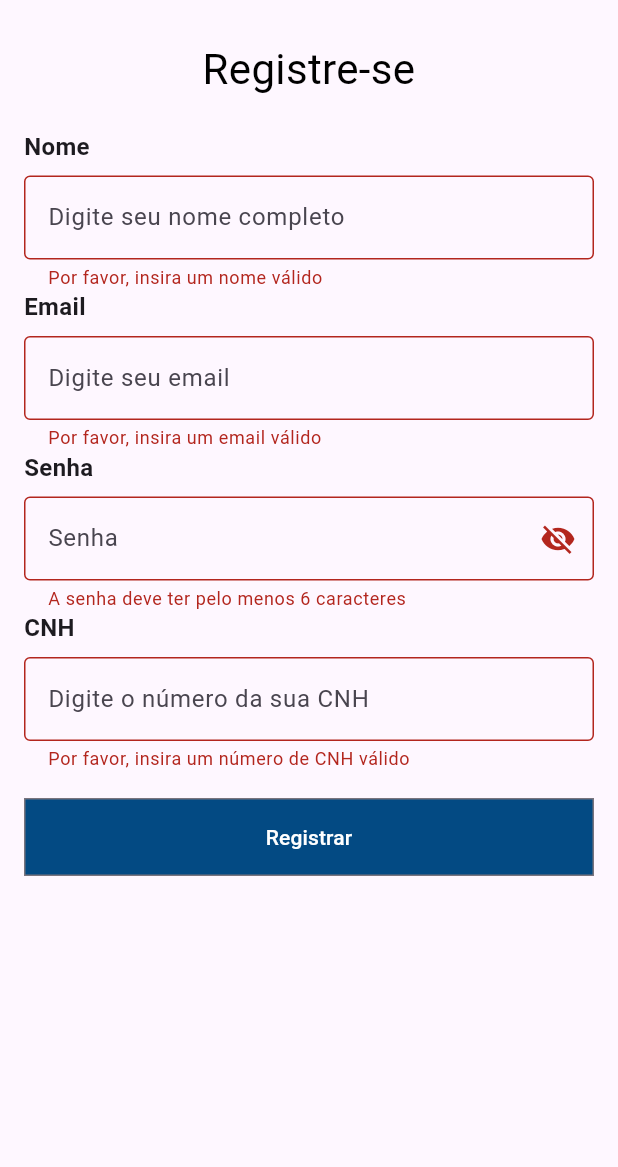
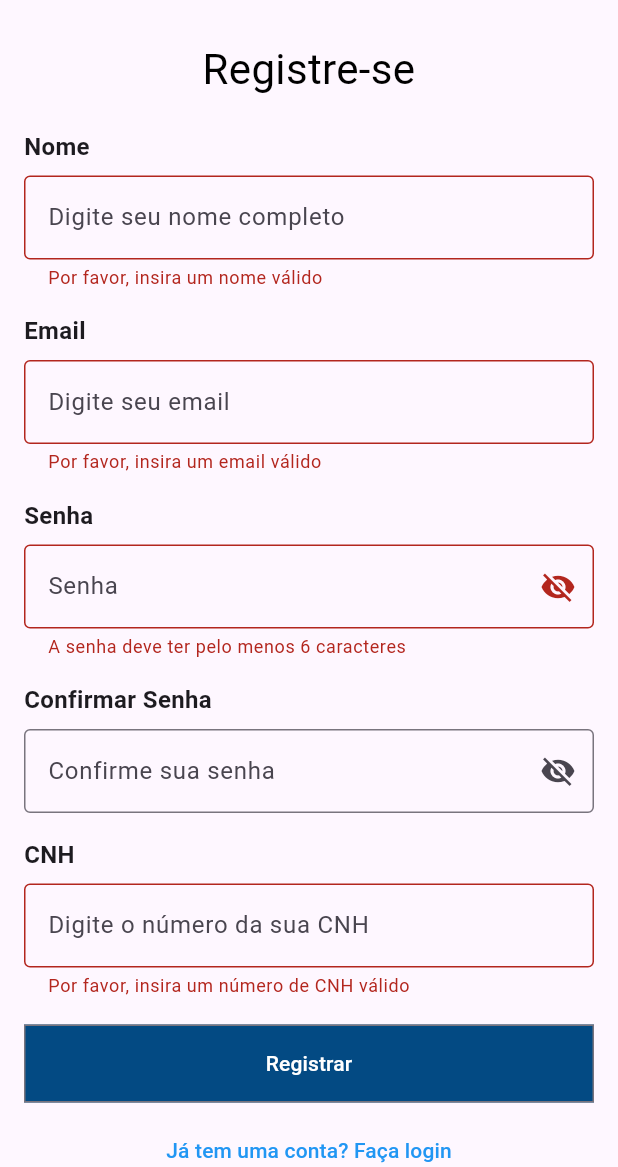
Before and after one commit to jaovy05/LevExpress, a Flutter app: the screen it shows after launch, after a tap on "Entrar", after a tap on "Criar conta", after a tap on "Registrar", on a phone screen of 412 x 824 dp, the part 69-1236 px from its top. Run offline on Flutter 3.47's test engine with Material 3 defaults, Android fonts, the phone set to English and light mode, and no system bars.

Commit message:
Adicionado campo para confirmar senha, deixei a mensagem de erro mais bonitinha

```diff
--- a/levexpress/lib/Components/AppBackend/login_form.dart
+++ b/levexpress/lib/Components/AppBackend/login_form.dart
@@ -12,18 +12,22 @@ class LoginForm extends StatefulWidget {
 
 class LoginFormState extends State<LoginForm> {
   final _formKey = GlobalKey<FormState>();
-  String _email = '';
-  String _password = '';
-  // ignore: unused_field
+  final _emailController = TextEditingController();
+  final _passwordController = TextEditingController();
+
   bool _loading = false;
-  // ignore: unused_field
   String? _error;
   bool _obscureText = true;
 
+  @override
+  void dispose() {
+    _emailController.dispose();
+    _passwordController.dispose();
+    super.dispose();
+  }
+
   Future<void> _login() async {
     if (_formKey.currentState!.validate()) {
-      _formKey.currentState!.save();
-      final emailNormalizado = _email.trim().toLowerCase();
       setState(() {
         _loading = true;
         _error = null;
@@ -31,68 +35,87 @@ class LoginFormState extends State<LoginForm> {
 
       try {
         final response = await http.post(
-          // Uri.parse('http://192.168.0.105:5000/login'),//uso local
-          Uri.parse('$apiBaseUrl/login'), // uso ngrok/config
+          Uri.parse('$apiBaseUrl/login'),
           headers: {'Content-Type': 'application/json'},
-          body: json.encode({'email': emailNormalizado, 'senha': _password}),
+          body: json.encode({
+            'email': _emailController.text.trim().toLowerCase(),
+            'senha': _passwordController.text
+          }),
         );
+
         if (response.statusCode == 200) {
           if (!mounted) return;
           Navigator.pushReplacementNamed(context, '/home');
         } else {
-          final data = json.decode(response.body);
+          final errorData = json.decode(response.body);
+          String errorMessage = 'Email ou senha incorretos';
+
+          if (response.statusCode == 400 || response.statusCode == 401) {
+            if (errorData['message']?.contains('bloqueado') ?? false) {
+              errorMessage = 'Conta bloqueada. Entre em contato com o suporte.';
+            } else if (errorData['message']?.contains('inativo') ?? false) {
+              errorMessage = 'Conta inativa. Entre em contato com o suporte.';
+            } else if (errorData['message']?.contains('senha') ?? false) {
+              errorMessage = 'Senha incorreta. Por favor, tente novamente.';
+            } else if (errorData['message']?.contains('email') ?? false) {
+              errorMessage = 'Email não cadastrado. Verifique ou crie uma conta.';
+            }
+          }
+
           setState(() {
-            _error = data['error'] ?? 'Email ou senha incorretos.';
+            _error = errorMessage;
           });
+
+          if (mounted) {
+            ScaffoldMessenger.of(context).showSnackBar(
+              SnackBar(
+                content: Text(errorMessage),
+                backgroundColor: Colors.red,
+                duration: const Duration(seconds: 4),
+              ),
+            );
+          }
         }
       } catch (e) {
         setState(() {
-          _error = 'Erro ao conectar com o servidor.';
+          _error = 'Erro ao conectar com o servidor';
         });
+
+        if (mounted) {
+          ScaffoldMessenger.of(context).showSnackBar(
+            SnackBar(
+              content: Text('Erro ao conectar com o servidor'),
+              backgroundColor: Colors.red,
+              duration: const Duration(seconds: 4),
+            ),
+          );
+        }
       } finally {
+        if (mounted) {
           setState(() {
             _loading = false;
           });
         }
       }
     }
+  }
 
-  void _cadastro() {
+  void _navigateToRegister() {
     Navigator.pushReplacementNamed(context, '/register');
   }
 
-  // TO DO
-  void _toBeDone() {
-    Navigator.pushReplacementNamed(context, '/passwordReset');
-  }
-
-  @override
-  Widget build(BuildContext context) {
-    return Padding(
-      padding: const EdgeInsets.all(16.0),
-      child: Form(
-        key: _formKey,
-        child: Column(
-            mainAxisAlignment: MainAxisAlignment.center,
-            children: [
-            Text(
-              'Entrar',
-              style: TextStyle(
-              fontSize: 28,
-              color: const Color.fromARGB(255, 0, 0, 0),
-              ),
-              textAlign: TextAlign.center,
-            ),
-            Column(
+  Widget _buildEmailField() {
+    return Column(
       crossAxisAlignment: CrossAxisAlignment.start,
       children: [
-              Text(
+        const Text(
           'Email',
           style: TextStyle(fontSize: 16, fontWeight: FontWeight.bold),
         ),
-              SizedBox(height: 8),
+        const SizedBox(height: 8),
         TextFormField(
-              decoration: InputDecoration(
+          controller: _emailController,
+          decoration: const InputDecoration(
             border: OutlineInputBorder(),
             hintText: 'Digite seu email',
           ),
@@ -102,24 +125,25 @@ class LoginFormState extends State<LoginForm> {
             }
             return null;
           },
-              onSaved: (value) => _email = value!,
         ),
       ],
-            ),
-            Padding(
-              padding: const EdgeInsets.only(top: 10.0),
-              child: Column(
+    );
+  }
+
+  Widget _buildPasswordField() {
+    return Column(
       crossAxisAlignment: CrossAxisAlignment.start,
       children: [
-              Text(
+        const Text(
           'Senha',
           style: TextStyle(fontSize: 16, fontWeight: FontWeight.bold),
         ),
-              SizedBox(height: 8),
+        const SizedBox(height: 8),
         TextFormField(
+          controller: _passwordController,
           decoration: InputDecoration(
-                border: OutlineInputBorder(),
-                hintText: 'Senha',
+            border: const OutlineInputBorder(),
+            hintText: 'Digite sua senha',
             suffixIcon: IconButton(
               icon: Icon(
                 _obscureText ? Icons.visibility_off : Icons.visibility,
@@ -133,67 +157,101 @@ class LoginFormState extends State<LoginForm> {
           ),
           obscureText: _obscureText,
           validator: (value) {
-                if (value == null || value.isEmpty || value.length < 6) {
-                return 'A senha deve ter pelo menos 6 caracteres';
+            if (value == null || value.isEmpty) {
+              return 'Por favor, insira sua senha';
             }
             return null;
           },
-              onSaved: (value) => _password = value!,
         ),
-              SizedBox(height: 8),
+      ],
+    );
+  }
+
+  Widget _buildLoginButton() {
+    return OutlinedButton(
+      onPressed: _loading ? null : _login,
+      style: OutlinedButton.styleFrom(
+        padding: const EdgeInsets.symmetric(vertical: 16),
+        backgroundColor: const Color.fromARGB(255, 3, 74, 131),
+        minimumSize: const Size.fromHeight(50),
+        shape: RoundedRectangleBorder(borderRadius: BorderRadius.zero),
+      ),
+      child: _loading
+          ? const SizedBox(
+              width: 20,
+              height: 20,
+              child: CircularProgressIndicator(
+                color: Colors.white,
+                strokeWidth: 2,
+              ),
+            )
+          : const Text(
+              'Entrar',
+              style: TextStyle(color: Colors.white),
+            ),
+    );
+  }
+
+  Widget _buildRegisterLink() {
+    return Center(
+      child: Row(
+        mainAxisSize: MainAxisSize.min,
+        children: [
+          const Text(
+            'Não tem conta ainda?',
+            style: TextStyle(color: Colors.black),
+          ),
           TextButton(
-              onPressed: _toBeDone,
-              child: Align(
-                alignment: Alignment.centerRight,
-                child: Text(
-                'Esqueci minha senha',
-                style: TextStyle(color: const Color.fromARGB(255, 3, 74, 131)),
-                ),
+            onPressed: _navigateToRegister,
+            child: const Text(
+              'Criar conta',
+              style: TextStyle(color: Color.fromARGB(255, 3, 74, 131)),
             ),
           ),
         ],
       ),
+    );
+  }
+
+  @override
+  Widget build(BuildContext context) {
+    return Padding(
+      padding: const EdgeInsets.all(16.0),
+      child: Form(
+        key: _formKey,
+        child: SingleChildScrollView(
+          child: Column(
+            mainAxisAlignment: MainAxisAlignment.center,
+            children: [
+              const Text(
+                'Entrar',
+                style: TextStyle(
+                  fontSize: 28,
+                  color: Colors.black,
                 ),
-            OutlinedButton(
-              onPressed: _login,
-              style: OutlinedButton.styleFrom(
-              padding: const EdgeInsets.symmetric(vertical: 16),
-              backgroundColor: const Color.fromARGB(255, 3, 74, 131),
-              minimumSize: const Size.fromHeight(50), // Faz o botão ocupar toda a largura disponível
-              shape: RoundedRectangleBorder(borderRadius: BorderRadius.zero)
+                textAlign: TextAlign.center,
               ),
-              child: Text('Entrar', style: TextStyle(color: Colors.white)),
-            ),
-            Center(
-              child: Row(
-              mainAxisSize: MainAxisSize.min,
-              children: [
-                Text(
-                'Não tem conta ainda ?',
-                style: TextStyle(color: Colors.black),
-                ),
-                TextButton(
-                onPressed: _cadastro,
-                child: Text(
-                  'Criar conta',
-                  style: TextStyle(color: const Color.fromARGB(255, 3, 74, 131)),
-                ),
-                ),
-              ],
-              ),
-            ),
+              const SizedBox(height: 20),
+              _buildEmailField(),
+              const SizedBox(height: 16),
+              _buildPasswordField(),
+              const SizedBox(height: 18),
+              _buildLoginButton(),
+              const SizedBox(height: 16),
+              _buildRegisterLink(),
               if (_error != null)
                 Padding(
                   padding: const EdgeInsets.only(top: 16.0),
                   child: Text(
                     _error!,
-                  style: TextStyle(color: Colors.red, fontSize: 16),
+                    style: const TextStyle(color: Colors.red, fontSize: 16),
                     textAlign: TextAlign.center,
                   ),
                 ),
             ],
           ),
         ),
+      ),
     );
   }
 }
--- a/levexpress/lib/Components/AppBackend/register_form.dart
+++ b/levexpress/lib/Components/AppBackend/register_form.dart
@@ -1,4 +1,5 @@
 import 'package:flutter/material.dart';
+import 'package:flutter/services.dart';
 import 'package:http/http.dart' as http;
 import 'dart:convert';
 import 'api_config.dart';
@@ -7,26 +8,49 @@ class RegisterForm extends StatefulWidget {
   const RegisterForm({super.key});
 
   @override
-  // ignore: library_private_types_in_public_api
-  _RegisterFormState createState() => _RegisterFormState();
+  RegisterFormState createState() => RegisterFormState();
 }
 
-class _RegisterFormState extends State<RegisterForm> {
+class RegisterFormState extends State<RegisterForm> {
   final _formKey = GlobalKey<FormState>();
-  String _name = '';
-  String _email = '';
-  String _password = '';
-  String _cnh = '';
-  // ignore: unused_field
+  final _nameController = TextEditingController();
+  final _emailController = TextEditingController();
+  final _passwordController = TextEditingController();
+  final _confirmPasswordController = TextEditingController();
+  final _cnhController = TextEditingController();
+
   bool _loading = false;
-  // ignore: unused_field
   String? _error;
   bool _obscureText = true;
+  bool _obscureConfirmText = true;
 
-  Future<void> _login() async {
+  // Constantes para strings
+  static const _registerTitle = 'Registre-se';
+  static const _nameLabel = 'Nome';
+  static const _nameHint = 'Digite seu nome completo';
+  static const _emailLabel = 'Email';
+  static const _emailHint = 'Digite seu email';
+  static const _passwordLabel = 'Senha';
+  static const _passwordHint = 'Senha';
+  static const _confirmPasswordLabel = 'Confirmar Senha';
+  static const _confirmPasswordHint = 'Confirme sua senha';
+  static const _cnhLabel = 'CNH';
+  static const _cnhHint = 'Digite o número da sua CNH';
+  static const _registerButton = 'Registrar';
+  static const _loginText = 'Já tem uma conta? Faça login';
+
+  @override
+  void dispose() {
+    _nameController.dispose();
+    _emailController.dispose();
+    _passwordController.dispose();
+    _confirmPasswordController.dispose();
+    _cnhController.dispose();
+    super.dispose();
+  }
+
+  Future<void> _register() async {
   if (_formKey.currentState!.validate()) {
-      _formKey.currentState!.save();
-      final emailNormalizado = _email.trim().toLowerCase();
     setState(() {
       _loading = true;
       _error = null;
@@ -34,130 +58,168 @@ class _RegisterFormState extends State<RegisterForm> {
 
     try {
       final response = await http.post(
-          // Uri.parse('http://192.168.0.105:5000/entregadores'),//uso local
-          Uri.parse('$apiBaseUrl/entregadores'), // uso ngrok/config
+        Uri.parse('$apiBaseUrl/entregadores'),
         headers: {'Content-Type': 'application/json'},
-          body: json.encode({'nome': _name, 'email': emailNormalizado, 'senha': _password, 'cnh': _cnh}),
+        body: json.encode({
+          'nome': _nameController.text.trim(),
+          'email': _emailController.text.trim().toLowerCase(),
+          'senha': _passwordController.text,
+          'cnh': _cnhController.text
+        }),
       );
+
       if (response.statusCode == 201) {
         if (!mounted) return;
-            showDialog(
-              context: context,
-              barrierDismissible: false,
-              builder: (context) => Center(
-                child: Container(
-                  padding: EdgeInsets.symmetric(horizontal: 24, vertical: 16),
-                  decoration: BoxDecoration(
-              color: Colors.green,
-              borderRadius: BorderRadius.circular(12),
-                  ),
-                  child: Text(
-              'Registro realizado com sucesso!',
-              style: TextStyle(color: Colors.white, fontSize: 18),
-              textAlign: TextAlign.center,
-                  ),
-                ),
+        _showSuccessDialog();
+      } else {
+        final errorData = json.decode(response.body);
+        String errorMessage = 'Erro ao realizar o registro';
+
+        // Tratamento específico para CNH duplicada
+        if (response.statusCode == 400 || response.statusCode == 409) {
+          if (errorData['message']?.contains('CNH') ?? false) {
+            errorMessage = 'CNH já cadastrada. Por favor, verifique o número ou recupere sua conta.';
+          } else if (errorData['message']?.contains('email') ?? false) {
+            errorMessage = 'Email já cadastrado. Por favor, use outro email ou faça login.';
+          }
+        }
+
+        setState(() {
+          _error = errorMessage;
+        });
+
+        // Mostra um SnackBar com a mensagem de erro
+        if (mounted) {
+          ScaffoldMessenger.of(context).showSnackBar(
+            SnackBar(
+              content: Text(errorMessage),
+              backgroundColor: Colors.red,
+              duration: const Duration(seconds: 4),
             ),
           );
-            await Future.delayed(Duration(seconds: 2));
-          _loginCadastro();
-        } else {
-          setState(() {
-            _error = 'Dados incorretos.';
-          });
+        }
       }
     } catch (e) {
+      String errorMessage = 'Erro ao conectar com o servidor';
+
       setState(() {
-          _error = 'Erro ao conectar com o servidor.';
+        _error = errorMessage;
       });
+
+      if (mounted) {
+        ScaffoldMessenger.of(context).showSnackBar(
+          SnackBar(
+            content: Text(errorMessage),
+            backgroundColor: Colors.red,
+            duration: const Duration(seconds: 4),
+          ),
+        );
+      }
     } finally {
+      if (mounted) {
         setState(() {
           _loading = false;
         });
       }
     }
   }
+}
 
-  void _loginCadastro() {
+  void _showSuccessDialog() {
+    showDialog(
+      context: context,
+      barrierDismissible: false,
+      builder: (context) => AlertDialog(
+        title: const Text('Sucesso'),
+        content: const Text('Registro realizado com sucesso!'),
+        actions: [
+          TextButton(
+            onPressed: () {
+              Navigator.of(context).pop();
+              _navigateToLogin();
+            },
+            child: const Text('OK'),
+          ),
+        ],
+      ),
+    );
+  }
+
+  void _navigateToLogin() {
     Navigator.pushReplacementNamed(context, '/login');
   }
 
-  @override
-  Widget build(BuildContext context) {
-    return Padding(
-      padding: const EdgeInsets.all(16.0),
-      child: Form(
-        key: _formKey,
-        child: Column(
-            mainAxisAlignment: MainAxisAlignment.center,
-            children: [
-            Text(
-              'Registre-se',
-              style: TextStyle(
-              fontSize: 28,
-              color: const Color.fromARGB(255, 0, 0, 0),
-              ),
-              textAlign: TextAlign.center,
-            ),
-                      const SizedBox(height: 20),
-            Column(
+  Widget _buildNameField() {
+    return Column(
       crossAxisAlignment: CrossAxisAlignment.start,
       children: [
         Text(
-              'Nome',
-              style: TextStyle(fontSize: 16, fontWeight: FontWeight.bold),
+          _nameLabel,
+          style: const TextStyle(fontSize: 16, fontWeight: FontWeight.bold),
         ),
-              SizedBox(height: 8),
+        const SizedBox(height: 8),
         TextFormField(
-              decoration: InputDecoration(
+          controller: _nameController,
+          decoration: const InputDecoration(
             border: OutlineInputBorder(),
-                hintText: 'Digite seu nome completo',
+            hintText: _nameHint,
           ),
+          textCapitalization: TextCapitalization.words,
           validator: (value) {
             if (value == null || value.isEmpty) {
               return 'Por favor, insira um nome válido';
             }
             return null;
           },
-              onSaved: (value) => _name = value!,
         ),
       ],
-            ),
-            Column(
+    );
+  }
+
+  Widget _buildEmailField() {
+    return Column(
       crossAxisAlignment: CrossAxisAlignment.start,
       children: [
         Text(
-              'Email',
-              style: TextStyle(fontSize: 16, fontWeight: FontWeight.bold),
+          _emailLabel,
+          style: const TextStyle(fontSize: 16, fontWeight: FontWeight.bold),
         ),
-              SizedBox(height: 8),
+        const SizedBox(height: 8),
         TextFormField(
-              decoration: InputDecoration(
+          controller: _emailController,
+          decoration: const InputDecoration(
             border: OutlineInputBorder(),
-              hintText: 'Digite seu email',
+            hintText: _emailHint,
           ),
+          keyboardType: TextInputType.emailAddress,
           validator: (value) {
             if (value == null || value.isEmpty) {
               return 'Por favor, insira um email válido';
             }
+            if (!RegExp(r'^[\w-\.]+@([\w-]+\.)+[\w-]{2,4}$').hasMatch(value)) {
+              return 'Por favor, insira um email válido';
+            }
             return null;
           },
-              onSaved: (value) => _email = value!,
         ),
       ],
-            ),
-            Column(
+    );
+  }
+
+  Widget _buildPasswordField() {
+    return Column(
       crossAxisAlignment: CrossAxisAlignment.start,
       children: [
         Text(
-            'Senha',
-            style: TextStyle(fontSize: 16, fontWeight: FontWeight.bold),
+          _passwordLabel,
+          style: const TextStyle(fontSize: 16, fontWeight: FontWeight.bold),
         ),
-            SizedBox(height: 8),
+        const SizedBox(height: 8),
         TextFormField(
+          controller: _passwordController,
           decoration: InputDecoration(
-              border: OutlineInputBorder(),
-              hintText: 'Senha',
+            border: const OutlineInputBorder(),
+            hintText: _passwordHint,
             suffixIcon: IconButton(
               icon: Icon(
                 _obscureText ? Icons.visibility_off : Icons.visibility,
@@ -174,57 +236,164 @@ class _RegisterFormState extends State<RegisterForm> {
             if (value == null || value.isEmpty || value.length < 6) {
               return 'A senha deve ter pelo menos 6 caracteres';
             }
+            if (!RegExp(r'[A-Z]').hasMatch(value)) {
+              return 'A senha deve conter pelo menos uma letra maiúscula';
+            }
+            if (!RegExp(r'[0-9]').hasMatch(value)) {
+              return 'A senha deve conter pelo menos um número';
+            }
             return null;
           },
-            onSaved: (value) => _password = value!,
         ),
       ],
-            ),
-            Column(
+    );
+  }
+
+  Widget _buildConfirmPasswordField() {
+    return Column(
       crossAxisAlignment: CrossAxisAlignment.start,
       children: [
-            Text('CNH',
-            style: TextStyle(fontSize: 16, fontWeight: FontWeight.bold),
+        Text(
+          _confirmPasswordLabel,
+          style: const TextStyle(fontSize: 16, fontWeight: FontWeight.bold),
         ),
-            SizedBox(height: 8),
+        const SizedBox(height: 8),
         TextFormField(
+          controller: _confirmPasswordController,
           decoration: InputDecoration(
+            border: const OutlineInputBorder(),
+            hintText: _confirmPasswordHint,
+            suffixIcon: IconButton(
+              icon: Icon(
+                _obscureConfirmText ? Icons.visibility_off : Icons.visibility,
+              ),
+              onPressed: () {
+                setState(() {
+                  _obscureConfirmText = !_obscureConfirmText;
+                });
+              },
+            ),
+          ),
+          obscureText: _obscureConfirmText,
+          validator: (value) {
+            if (value != _passwordController.text) {
+              return 'As senhas não coincidem';
+            }
+            return null;
+          },
+        ),
+      ],
+    );
+  }
+
+  Widget _buildCnhField() {
+    return Column(
+      crossAxisAlignment: CrossAxisAlignment.start,
+      children: [
+        Text(
+          _cnhLabel,
+          style: const TextStyle(fontSize: 16, fontWeight: FontWeight.bold),
+        ),
+        const SizedBox(height: 8),
+        TextFormField(
+          controller: _cnhController,
+          decoration: const InputDecoration(
             border: OutlineInputBorder(),
-              hintText: 'Digite o número da sua CNH',
+            hintText: _cnhHint,
           ),
+          keyboardType: TextInputType.number,
+          inputFormatters: [FilteringTextInputFormatter.digitsOnly],
           validator: (value) {
             if (value == null || value.isEmpty || value.length != 11) {
               return 'Por favor, insira um número de CNH válido';
             }
             return null;
           },
-            onSaved: (value) => _cnh = value!,
         ),
       ],
+    );
+  }
+
+  Widget _buildLoginLink() {
+    return TextButton(
+      onPressed: _navigateToLogin,
+      child: const Text(
+        _loginText,
+        style: TextStyle(color: Colors.blue),
       ),
-            SizedBox(height: 18),
-            OutlinedButton(
-              onPressed: _login,
+    );
+  }
+
+  Widget _buildRegisterButton() {
+    return OutlinedButton(
+      onPressed: _loading ? null : _register,
       style: OutlinedButton.styleFrom(
         padding: const EdgeInsets.symmetric(vertical: 16),
         backgroundColor: const Color.fromARGB(255, 3, 74, 131),
-              minimumSize: const Size.fromHeight(50), // Faz o botão ocupar toda a largura disponível
-              shape: RoundedRectangleBorder(borderRadius: BorderRadius.zero)
+        minimumSize: const Size.fromHeight(50),
+        shape: RoundedRectangleBorder(borderRadius: BorderRadius.zero),
       ),
-              child: Text('Registrar', style: TextStyle(color: Colors.white)),
+      child: _loading
+          ? const SizedBox(
+              width: 20,
+              height: 20,
+              child: CircularProgressIndicator(
+                color: Colors.white,
+                strokeWidth: 2,
               ),
+            )
+          : Text(
+              _registerButton,
+              style: const TextStyle(color: Colors.white),
+            ),
+    );
+  }
+
+  @override
+  Widget build(BuildContext context) {
+    return Padding(
+      padding: const EdgeInsets.all(16.0),
+      child: Form(
+        key: _formKey,
+        child: SingleChildScrollView(
+          child: Column(
+            mainAxisAlignment: MainAxisAlignment.center,
+            children: [
+              Text(
+                _registerTitle,
+                style: const TextStyle(
+                  fontSize: 28,
+                  color: Colors.black,
+                ),
+                textAlign: TextAlign.center,
+              ),
+              const SizedBox(height: 20),
+              _buildNameField(),
+              const SizedBox(height: 16),
+              _buildEmailField(),
+              const SizedBox(height: 16),
+              _buildPasswordField(),
+              const SizedBox(height: 16),
+              _buildConfirmPasswordField(),
+              const SizedBox(height: 16),
+              _buildCnhField(),
+              const SizedBox(height: 18),
+              _buildRegisterButton(),
+              const SizedBox(height: 8),
+              _buildLoginLink(),
               if (_error != null)
                 Padding(
                   padding: const EdgeInsets.only(top: 16.0),
                   child: Text(
                     _error!,
-                style: TextStyle(color: Colors.red, fontSize: 16),
+                    style: const TextStyle(color: Colors.red, fontSize: 16),
                     textAlign: TextAlign.center,
                   ),
                 ),
             ],
           ),
         ),
+      ),
     );
   }
 }
```
Also changed, not shown: 1 other file. Lines whose indentation alone changed are shown as unchanged.
